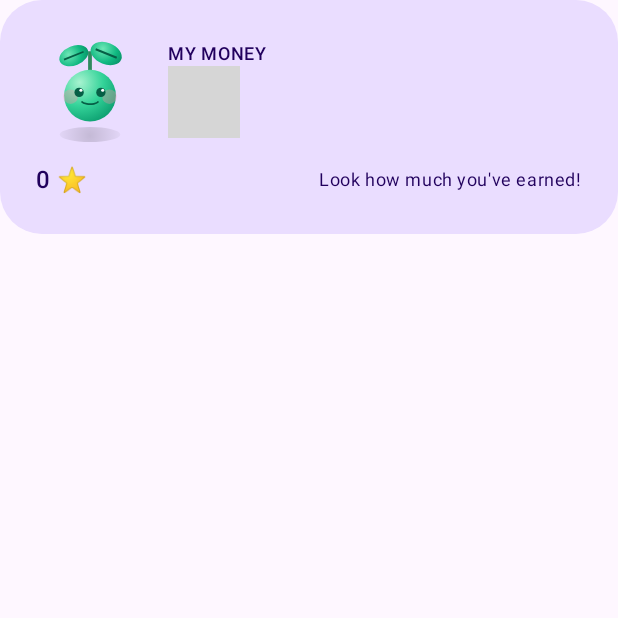
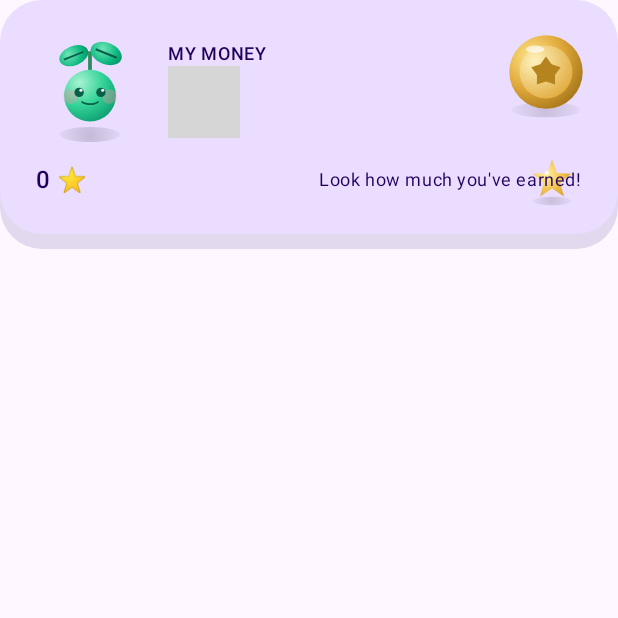
Before and after one commit to kiskey/SproutBank, an Android app built with Jetpack Compose: the composable HeroBankCard shown on its own in the app's theme, on a phone screen of 412 x 824 dp, the top half of it. Run offline under Robolectric (Android 15) with nearby library versions, the phone set to English and light mode, and no system bars; 11 statements that could not run were skipped; grey boxes are pictures that could not be loaded.

Commit message:
Update Home.kt

```diff
--- a/app/src/main/java/com/sproutbank/app/ui/Home.kt
+++ b/app/src/main/java/com/sproutbank/app/ui/Home.kt
@@ -12,12 +12,10 @@ import androidx.compose.runtime.*
 import androidx.compose.ui.Alignment
 import androidx.compose.ui.Modifier
 import androidx.compose.ui.draw.clip
-import androidx.compose.ui.graphics.Brush
 import androidx.compose.ui.graphics.Color
 import androidx.compose.ui.unit.dp
 import com.sproutbank.app.data.Repository
 import com.sproutbank.app.ui.components.*
-import com.sproutbank.app.vm.ChoreUiState
 import com.sproutbank.app.vm.ChildUiState
 import com.sproutbank.app.vm.SproutViewModel
 
@@ -50,7 +48,7 @@ fun HomeScreen(
             }
         }
 
-        item { HeroBankCard(state) }
+        item { HeroBankCard(state, reduced) }
 
         item { SavingsGoalCard(state, onOpenGoal) }
 
@@ -63,7 +61,7 @@ fun HomeScreen(
             item {
                 ThemedCard {
                     Row(verticalAlignment = Alignment.CenterVertically) {
-                        Sprout(mood = SproutMood.SLEEPING, size = 56.dp)
+                        Sprout(mood = SproutMood.SLEEPING, size = 56.dp, reduced = reduced)
                         Spacer(Modifier.width(12.dp))
                         Text("All chores done for today — nice work!",
                             style = MaterialTheme.typography.bodyLarge)
@@ -97,16 +95,37 @@ private fun greeting(): String {
 }
 
 @Composable
-private fun HeroBankCard(state: ChildUiState) {
+private fun HeroBankCard(state: ChildUiState, reduced: Boolean) {
     val scheme = MaterialTheme.colorScheme
+    Box(Modifier.fillMaxWidth()) {
+        // Layered shadow under hero card
+        Box(
+            Modifier
+                .matchParentSize()
+                .offset(y = 10.dp)
+                .background(scheme.primary.copy(alpha = 0.18f), RoundedCornerShape(28.dp)),
+        )
         Card(
             shape = RoundedCornerShape(28.dp),
             modifier = Modifier.fillMaxWidth(),
             colors = CardDefaults.cardColors(containerColor = scheme.primaryContainer),
+            elevation = CardDefaults.cardElevation(defaultElevation = 0.dp),
         ) {
+            Box {
+                // 3D coin & star accent
+                StorybookObject(
+                    StorybookObject.COIN,
+                    size = 72.dp,
+                    modifier = Modifier.align(Alignment.TopEnd).padding(end = 12.dp, top = 12.dp),
+                )
+                StorybookObject(
+                    StorybookObject.STAR,
+                    size = 40.dp,
+                    modifier = Modifier.align(Alignment.BottomEnd).padding(end = 24.dp, bottom = 16.dp),
+                )
                 Column(Modifier.padding(24.dp)) {
                     Row(verticalAlignment = Alignment.CenterVertically) {
-                Sprout(mood = SproutMood.GROWING, size = 72.dp)
+                        Sprout(mood = SproutMood.GROWING, size = 72.dp, reduced = reduced)
                         Spacer(Modifier.width(16.dp))
                         Column {
                             Text("MY MONEY", style = MaterialTheme.typography.labelMedium,
@@ -124,6 +143,8 @@ private fun HeroBankCard(state: ChildUiState) {
                         Text("Look how much you've earned!",
                             style = MaterialTheme.typography.bodySmall,
                             color = scheme.onPrimaryContainer)
+                    }
+                }
             }
         }
     }
@@ -162,9 +183,7 @@ private fun SavingsGoalCard(state: ChildUiState, onOpenGoal: () -> Unit) {
 @Composable
 internal fun GoalBar(label: String, progress: Float, color: Color) {
     Column(Modifier.fillMaxWidth()) {
-        Row {
         Text(label, style = MaterialTheme.typography.labelMedium)
-        }
         Spacer(Modifier.height(4.dp))
         LinearProgressIndicator(
             progress = { progress },
```
Lines whose indentation alone changed are shown as unchanged.
